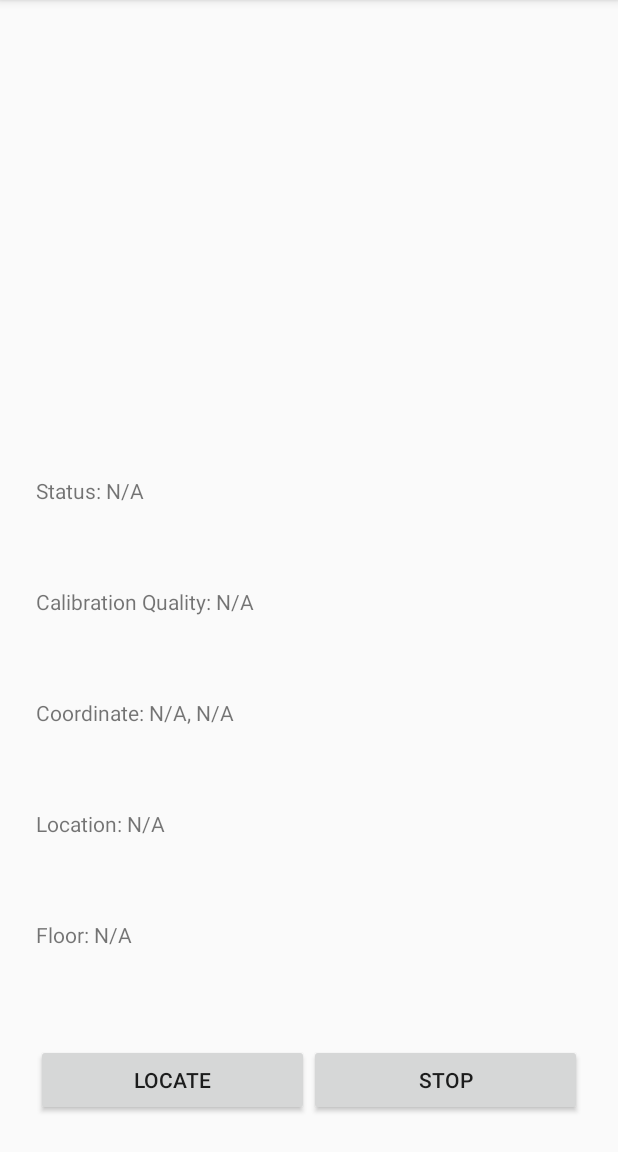
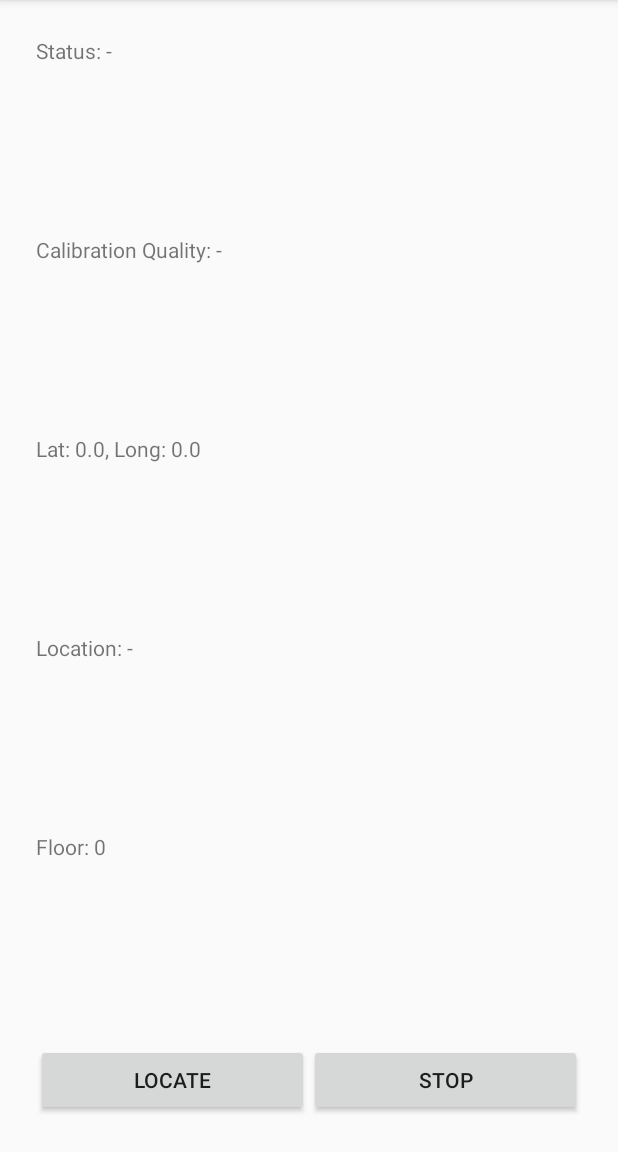
Before and after one commit to adrianfoong8/WiFiPositioning, an Android app: the screen it shows after launch (MainActivity), after a tap on "LOCATE", on a phone screen of 412 x 824 dp, the part 84-1236 px from its top. Run offline under Robolectric (Android 15) with nearby library versions, the phone set to English and light mode, and no system bars; libraries missing offline, so code that uses them is left out: com.indooratlas.android; plain views replace BlueDotView; 3 statements that could not run were skipped.

Commit message:
Bug fixes

```diff
--- a/app/src/main/java/com/example/android/wi_fipositioning/MainActivity.java
+++ b/app/src/main/java/com/example/android/wi_fipositioning/MainActivity.java
@@ -1,11 +1,9 @@
 package com.example.android.wi_fipositioning;
 
 import android.os.Bundle;
-import android.os.SystemClock;
 import android.support.annotation.NonNull;
 import android.support.v7.app.AppCompatActivity;
 import android.view.View;
-import android.widget.ScrollView;
 import android.widget.TextView;
 
 import com.indooratlas.android.sdk.IALocation;
@@ -16,9 +14,6 @@ import com.indooratlas.android.sdk.IARegion;
 
 import java.util.Locale;
 
-/**
- * Simple example that demonstrates basic interaction with {@link IALocationManager}.
- */
 public class MainActivity extends AppCompatActivity
         implements IALocationListener, IARegion.Listener {
 
@@ -26,10 +21,6 @@ public class MainActivity extends AppCompatActivity
     static final String SHORTEST_DISPLACEMENT = "shortestDisplacement";
 
     private IALocationManager mLocationManager;
-
-    private TextView mLog;
-    private ScrollView mScrollView;
-    private long mRequestStartTime;
 
     private long mFastestInterval = -1L;
     private float mShortestDisplacement = -1f;
@@ -60,9 +51,6 @@ public class MainActivity extends AppCompatActivity
         setContentView(R.layout.activity_main);
         mLocationManager = IALocationManager.create(this);
 
-        mLog = (TextView) findViewById(R.id.text);
-        mScrollView = (ScrollView) findViewById(R.id.scroller);
-
         mUiStatus = (TextView) findViewById(R.id.text_view_status);
         mUiQuality = (TextView) findViewById(R.id.text_view_calibration_quality);
         mUiLat = (TextView) findViewById(R.id.text_view_lat);
@@ -70,12 +58,13 @@ public class MainActivity extends AppCompatActivity
         mUiLocation = (TextView) findViewById(R.id.text_view_location);
         mUiFloorLevel = (TextView) findViewById(R.id.text_view_floor_level);
 
-        mCurrentStatus = "N/A";
-        mCurrentQuality = "N/A";
+        mCurrentStatus = "-";
+        mCurrentQuality = "-";
         mCurrentLat = "0.0";
         mCurrentLong = "0.0";
-        mCurrentLocation = "N/A";
+        mCurrentLocation = "-";
         mCurrentFloorLevel = 0;
+        updateUi();
     }
 
     @Override
@@ -97,14 +86,6 @@ public class MainActivity extends AppCompatActivity
     }
 
     public void requestUpdates(View view) {
-        mCurrentStatus = "Searching...";
-        mCurrentQuality = "Searching...";
-        mCurrentLat = "0.0";
-        mCurrentLong = "0.0";
-        mCurrentLocation = "Searching...";
-        mCurrentFloorLevel = 0;
-
-        mRequestStartTime = SystemClock.elapsedRealtime();
         mLocationManager.requestLocationUpdates(IALocationRequest.create(), MainActivity.this);
     }
 
@@ -114,15 +95,8 @@ public class MainActivity extends AppCompatActivity
 
     @Override
     public void onLocationChanged(IALocation location) {
-        log("Working");
-        log(String.format(Locale.US, "%f,%f, accuracy: %.2f, certainty: %.2f",
-                location.getLatitude(), location.getLongitude(), location.getAccuracy(),
-                location.getFloorCertainty()));
-
         mCurrentLat = (String.format(Locale.US, "%f", location.getLatitude()));
         mCurrentLong = (String.format(Locale.US, "%f", location.getLongitude()));
-        mCurrentLocation = (String.format(Locale.US, "Lat: %f,%f", location.getLatitude(), location.getLongitude()));
-        if (location.getAccuracy() >= 0.5) {
         if ((location.getLatitude() >= 4.583344 && location.getLatitude() <= 4.583449) && (location.getLongitude() >= 101.094404 && location.getLongitude() <= 101.094462)) {
             mCurrentLocation = "CSL4";
         } else if ((location.getLatitude() >= 4.583339 && location.getLatitude() <= 4.583446) && (location.getLongitude() >= 101.094464 && location.getLongitude() <= 101.094452)) {
@@ -147,7 +121,6 @@ public class MainActivity extends AppCompatActivity
             mCurrentLocation = "STUDENT LOUNGE";
         } else if ((location.getLatitude() >= 4.583455 && location.getLatitude() <= 4.583563) && (location.getLongitude() >= 101.094780 && location.getLongitude() <= 101.094843)) {
             mCurrentLocation = "EXAM DIVISION";
-            }
         }
         mCurrentFloorLevel = location.hasFloorLevel() ? location.getFloorLevel() : null;
         updateUi();
@@ -188,28 +161,10 @@ public class MainActivity extends AppCompatActivity
 
     @Override
     public void onEnterRegion(IARegion region) {
-//        log("onEnterRegion: " + regionType(region.getType()) + ", " + region.getId());
     }
 
     @Override
     public void onExitRegion(IARegion region) {
-//        log("onExitRegion: " + regionType(region.getType()) + ", " + region.getId());
-    }
-
-    /**
-     * Turn {@link IARegion#getType()} to human-readable name
-     */
-    private String regionType(int type) {
-        switch (type) {
-            case IARegion.TYPE_UNKNOWN:
-                return "unknown";
-            case IARegion.TYPE_FLOOR_PLAN:
-                return "floor plan";
-            case IARegion.TYPE_VENUE:
-                return "venue";
-            default:
-                return Integer.toString(type);
-        }
     }
 
     @Override
@@ -218,17 +173,6 @@ public class MainActivity extends AppCompatActivity
         savedInstanceState.putFloat(SHORTEST_DISPLACEMENT, mShortestDisplacement);
         super.onSaveInstanceState(savedInstanceState);
     }
-
-    /**
-     * Share current log content using registered apps.
-     */
-//    private void shareLog() {
-//        Intent sendIntent = new Intent()
-//                .setAction(Intent.ACTION_SEND)
-//                .putExtra(Intent.EXTRA_TEXT, mLog.getText())
-//                .setType("text/plain");
-//        startActivity(sendIntent);
-//    }
 
     void updateUi() {
         String status = "";
@@ -269,12 +213,4 @@ public class MainActivity extends AppCompatActivity
             view.setText(text);
         }
     }
-
-    private void log(String msg) {
-        double duration = mRequestStartTime != 0
-                ? (SystemClock.elapsedRealtime() - mRequestStartTime) / 1e3
-                : 0d;
-        mLog.append(String.format(Locale.US, "\n[%06.2f]: %s", duration, msg));
-        mScrollView.smoothScrollBy(0, mLog.getBottom());
 }
-}
--- a/app/src/main/res/layout/activity_main.xml
+++ b/app/src/main/res/layout/activity_main.xml
@@ -38,24 +38,6 @@
                 <!--android:layout_height="match_parent" />-->
         <!--</LinearLayout>-->
 
-        <ScrollView
-            android:id="@+id/scroller"
-            android:layout_width="match_parent"
-            android:layout_height="wrap_content"
-            android:layout_weight="5">
-
-            <LinearLayout
-                android:layout_width="match_parent"
-                android:layout_height="wrap_content"
-                android:orientation="vertical">
-
-                <TextView
-                    android:id="@+id/text"
-                    android:layout_width="match_parent"
-                    android:layout_height="wrap_content" />
-            </LinearLayout>
-        </ScrollView>
-
         <LinearLayout
             android:layout_width="wrap_content"
             android:layout_height="wrap_content"
@@ -70,8 +52,7 @@
             <TextView
                 android:id="@+id/text_view_status"
                 android:layout_width="wrap_content"
-                android:layout_height="wrap_content"
-                android:text="N/A" />
+                android:layout_height="wrap_content" />
         </LinearLayout>
 
         <LinearLayout
@@ -88,8 +69,7 @@
             <TextView
                 android:id="@+id/text_view_calibration_quality"
                 android:layout_width="wrap_content"
-                android:layout_height="wrap_content"
-                android:text="N/A" />
+                android:layout_height="wrap_content" />
         </LinearLayout>
 
         <LinearLayout
@@ -101,24 +81,22 @@
             <TextView
                 android:layout_width="wrap_content"
                 android:layout_height="wrap_content"
-                android:text="Coordinate: " />
+                android:text="Lat: " />
 
             <TextView
                 android:id="@+id/text_view_lat"
                 android:layout_width="wrap_content"
-                android:layout_height="wrap_content"
-                android:text="N/A" />
+                android:layout_height="wrap_content" />
 
             <TextView
                 android:layout_width="wrap_content"
                 android:layout_height="wrap_content"
-                android:text=", " />
+                android:text=", Long: " />
 
             <TextView
                 android:id="@+id/text_view_long"
                 android:layout_width="wrap_content"
-                android:layout_height="wrap_content"
-                android:text="N/A" />
+                android:layout_height="wrap_content" />
         </LinearLayout>
 
         <LinearLayout
@@ -135,8 +113,7 @@
             <TextView
                 android:id="@+id/text_view_location"
                 android:layout_width="wrap_content"
-                android:layout_height="wrap_content"
-                android:text="N/A" />
+                android:layout_height="wrap_content" />
 
         </LinearLayout>
 
@@ -155,7 +132,6 @@
                 android:id="@+id/text_view_floor_level"
                 android:layout_width="wrap_content"
                 android:layout_height="wrap_content"
-                android:text="N/A"
                 tools:layout_editor_absoluteX="16dp"
                 tools:layout_editor_absoluteY="16dp" />
 
```
Lines whose indentation alone changed are shown as unchanged.
